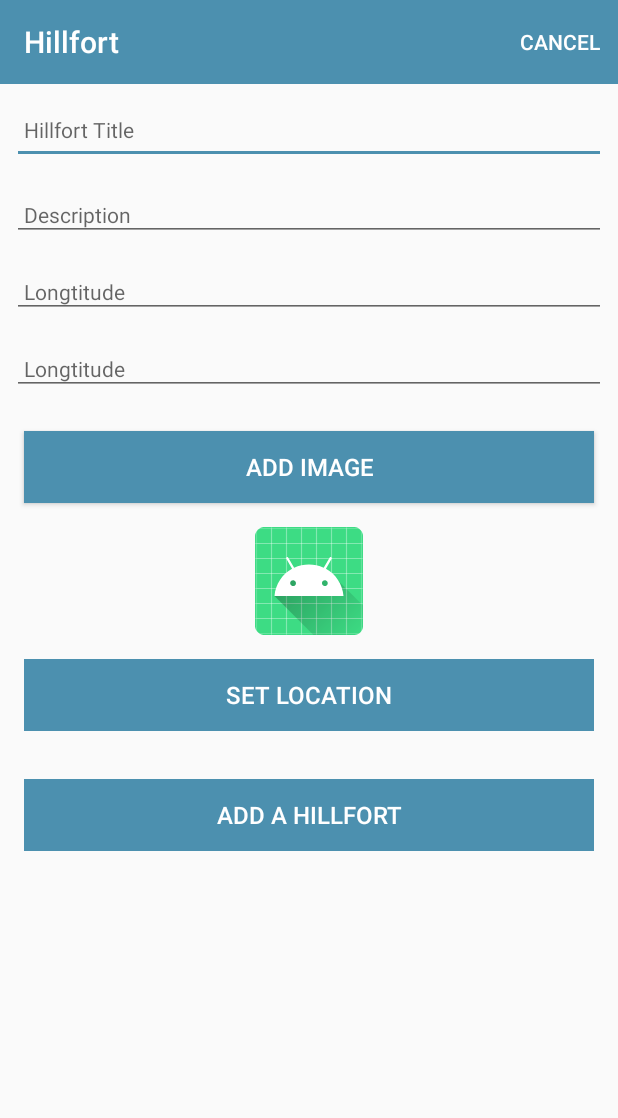
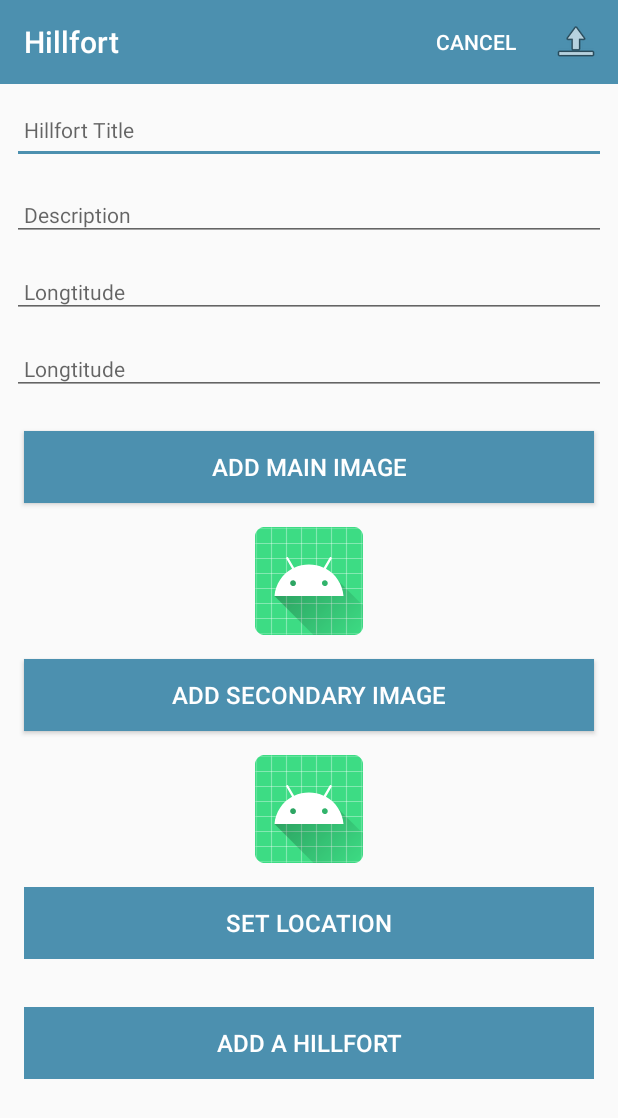
Before and after one commit to jmccannbarrow/Hillfort, an Android app: the screen it shows after launch (HillfortActivity), on a phone screen of 412 x 824 dp. Shown: the top 1118 px of the screen. Run offline under Robolectric (Android 15) with nearby library versions, the phone set to English and light mode, and no system bars; 2 statements that could not run were skipped.

Commit message:
sixth commit adding up button and second image

```diff
--- a/app/src/main/AndroidManifest.xml
+++ b/app/src/main/AndroidManifest.xml
@@ -3,6 +3,7 @@
     package="org.wit.hillfort">
 
     <uses-permission android:name="android.permission.ACCESS_FINE_LOCATION" />
+
 
     <application
         android:name=".main.MainApp"
@@ -28,6 +29,7 @@
         </activity>
 
 
+        <activity android:name=".activities.LoginActivity" />
         <activity android:name=".activities.HillfortActivity" />
         <activity android:name=".activities.HillfortListActivity">
 
--- a/app/src/main/java/org/wit/hillfort/activities/HillfortListActivity.kt
+++ b/app/src/main/java/org/wit/hillfort/activities/HillfortListActivity.kt
@@ -51,6 +51,9 @@ class HillfortListActivity : AppCompatActivity(), HillfortListener {
         when (item?.itemId) {
             R.id.item_add -> startActivityForResult<HillfortActivity>(0)
         }
+
+
+
         return super.onOptionsItemSelected(item)
     }
 
--- a/app/src/main/java/org/wit/hillfort/activities/SplashActivity.kt
+++ b/app/src/main/java/org/wit/hillfort/activities/SplashActivity.kt
@@ -19,6 +19,10 @@ class SplashActivity : AppCompatActivity() {
             // This method will be executed once the timer is over
             // Start your app main activity
 
+
+            //startActivity(Intent(this,LoginActivity::class.java))
+
+
             startActivity(Intent(this,HillfortActivity::class.java))
 
             startActivity(Intent(this,HillfortListActivity::class.java))
--- a/app/src/main/java/org/wit/hillfort/models/PlacemarkJSONStore.kt
+++ b/app/src/main/java/org/wit/hillfort/models/HillfortJSONStore.kt
@@ -62,6 +62,7 @@ class HillfortJSONStore : HillfortStore, AnkoLogger {
             foundHillfort.loclat = hillfort.loclat
             foundHillfort.loclng = hillfort.loclng
             foundHillfort.image = hillfort.image
+            foundHillfort.image2 = hillfort.image2
             foundHillfort.lat = hillfort.lat
             foundHillfort.lng = hillfort.lng
             foundHillfort.zoom = hillfort.zoom
--- a/app/src/main/java/org/wit/hillfort/models/HillfortMemStore.kt
+++ b/app/src/main/java/org/wit/hillfort/models/HillfortMemStore.kt
@@ -31,6 +31,7 @@ class HillfortMemStore : HillfortStore, AnkoLogger {
             foundHillfort.loclat = hillfort.loclat
             foundHillfort.loclng = hillfort.loclng
             foundHillfort.image = hillfort.image
+            foundHillfort.image2 = hillfort.image2
             foundHillfort.lat = hillfort.lat
             foundHillfort.lng = hillfort.lng
             foundHillfort.zoom = hillfort.zoom
--- a/app/src/main/java/org/wit/hillfort/models/HillfortModel.kt
+++ b/app/src/main/java/org/wit/hillfort/models/HillfortModel.kt
@@ -10,6 +10,7 @@ data class HillfortModel(var id: Long = 0,
                          var loclat: String = "",
                          var loclng: String = "",
                           var image: String = "",
+                         var image2: String = "",
                          var lat : Double = 0.0,
                          var lng: Double = 0.0,
                          var zoom: Float = 0f) : Parcelable
--- a/app/src/main/res/layout/activity_hillfort.xml
+++ b/app/src/main/res/layout/activity_hillfort.xml
@@ -27,6 +27,15 @@
                 android:layout_width="match_parent"
                 android:layout_height="wrap_content"
                 app:titleTextColor="@color/colorPrimary" />
+
+
+
+
+
+
+
+
+
         </com.google.android.material.appbar.AppBarLayout>
 
         <ScrollView
@@ -115,6 +124,26 @@
                     app:srcCompat="@mipmap/ic_launcher"/>
 
                 <Button
+                    android:id="@+id/chooseImage2"
+                    android:layout_width="match_parent"
+                    android:layout_height="wrap_content"
+                    android:layout_margin="16dp"
+                    android:background="@color/colorAccent"
+                    android:paddingBottom="8dp"
+                    android:paddingTop="8dp"
+                    android:text="@string/button_addImage2"
+                    android:textColor="@color/colorPrimary"
+                    android:textSize="16sp"/>
+
+                <ImageView
+                    android:id="@+id/hillfortImage2"
+                    android:layout_width="match_parent"
+                    android:layout_height="wrap_content"
+                    app:srcCompat="@mipmap/ic_launcher"/>
+
+
+
+                <Button
                     android:id="@+id/hillfortLocation"
                     android:layout_width="match_parent"
                     android:layout_height="wrap_content"
--- a/app/src/main/res/layout/activity_hillfortlist.xml
+++ b/app/src/main/res/layout/activity_hillfortlist.xml
@@ -5,6 +5,7 @@
     android:layout_width="match_parent"
     android:layout_height="match_parent"
     tools:context="org.wit.hillfort.activities.HillfortListActivity">
+
 
     <com.google.android.material.appbar.AppBarLayout
         android:layout_width="match_parent"
--- a/app/src/main/res/menu/menu_hillfort.xml
+++ b/app/src/main/res/menu/menu_hillfort.xml
@@ -11,6 +11,14 @@
         android:id="@+id/item_cancel"
         android:title="@string/menu_cancelHillfort"
         app:showAsAction="always"/>
+    <item
+        android:id="@+id/item_back"
+        android:icon="@android:drawable/ic_menu_upload"
+        android:title="@string/menu_backHillfort"
+        app:showAsAction="always"/>
+
+
+
 
 
 </menu>
--- a/app/src/main/res/menu/menu_main.xml
+++ b/app/src/main/res/menu/menu_main.xml
@@ -7,4 +7,8 @@
         android:icon="@android:drawable/ic_menu_add"
         android:title="@string/menu_addHillfort"
         app:showAsAction="always" />
+
+
+
+
 </menu>
--- a/app/src/main/res/values/strings.xml
+++ b/app/src/main/res/values/strings.xml
@@ -7,12 +7,18 @@
     <string name="button_addHillfort">Add a Hillfort</string>
     <string name="menu_addHillfort">Add</string>
     <string name="menu_cancelHillfort">Cancel</string>
+    <string name="menu_backHillfort">Back</string>
     <string name="enter_hillfort_title"> Please enter a Hillfort Title </string>
     <string name="save_hillfort"> Save Hillfort </string>
-    <string name="button_addImage"> Add Image </string>
-    <string name="change_hillfort_image">Change hillfort image</string>
+    <string name="button_addImage"> Add Main Image </string>
+    <string name="button_addImage2"> Add Secondary Image </string>
+    <string name="change_hillfort_image">Change hillfort main image</string>
+    <string name="change_hillfort_image2">Change hillfort secondary image</string>
     <string name="select_hillfort_image">Select hillfort image</string>
+    <string name="select_hillfort_image2">Select hillfort secondary image</string>
     <string name="button_location">Set Location</string>
     <string name="title_activity_map">Map</string>
     <string name="menu_deleteHillfort">Delete</string>
+
+
 </resources>
--- a/app/src/main/res/values/styles.xml
+++ b/app/src/main/res/values/styles.xml
@@ -6,6 +6,7 @@
         <item name="colorPrimary">@color/colorPrimary</item>
         <item name="colorPrimaryDark">@color/colorPrimaryDark</item>
         <item name="colorAccent">@color/colorAccent</item>
+
     </style>
 
     <!-- This style is for the splash screen -->
@@ -14,4 +15,6 @@
         <item name="windowNoTitle">true</item>
     </style>
 
+
+
 </resources>
--- a/build.gradle
+++ b/build.gradle
@@ -6,7 +6,7 @@ buildscript {
         jcenter()
     }
     dependencies {
-        classpath "com.android.tools.build:gradle:4.0.1"
+        classpath 'com.android.tools.build:gradle:4.0.2'
         classpath "org.jetbrains.kotlin:kotlin-gradle-plugin:$kotlin_version"
 
         // NOTE: Do not place your application dependencies here; they belong
```
Also changed, not shown: app/src/main/java/org/wit/hillfort/activities/HillfortActivity.kt (+43 -4 lines), app/src/main/java/org/wit/hillfort/activities/LoginActivity.kt (added, +60 -0 lines), app/src/main/res/layout/activity_login.xml (added, +61 -0 lines).
